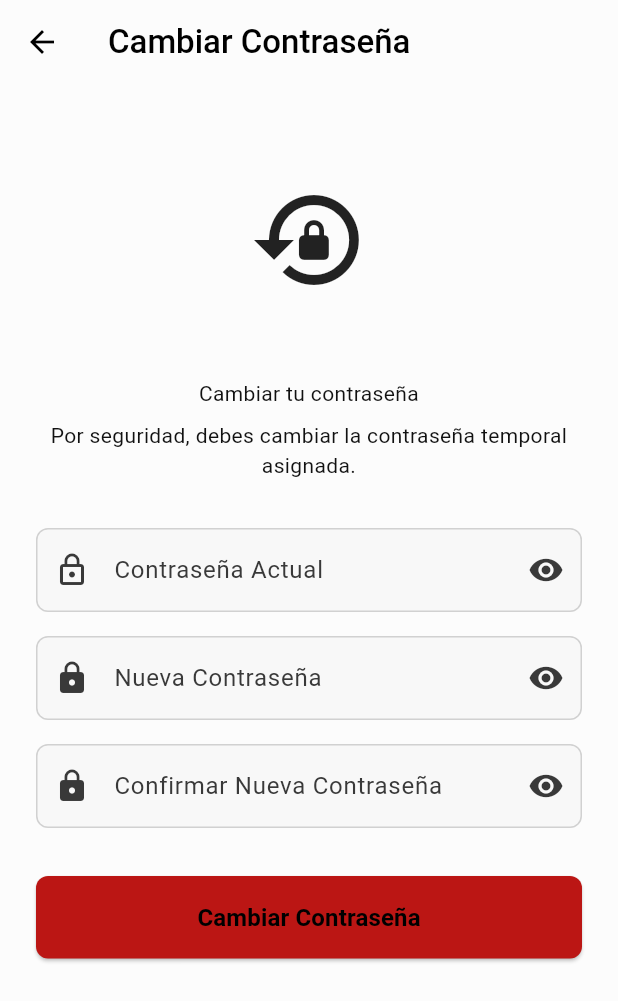
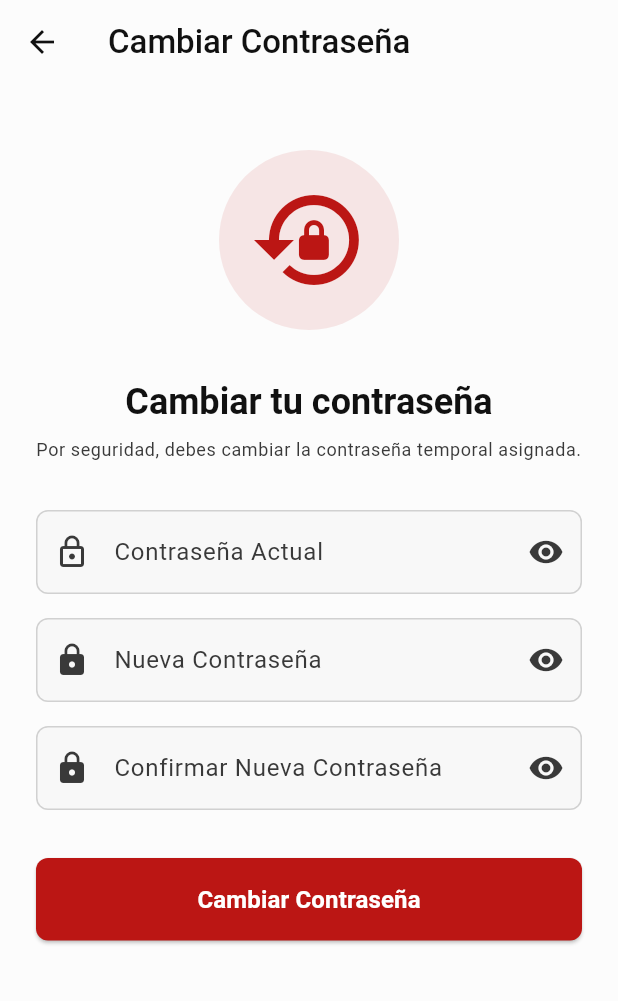
Before and after one commit to RicardoVillamar/autovitae_flutter, a Flutter app: the ChangePasswordPage screen opened by its route, on a phone screen of 412 x 824 dp. Shown: the top 1001 px of the screen. Run offline on Flutter 3.47's test engine with Material 3 defaults, Android fonts, the phone set to English and light mode, and no system bars; our stand-ins replace cloud_firestore, firebase_auth, firebase_core, flutter_dotenv, form_field_validator, geocoding and 4 more; missing offline and left inert: cloudinary_url_gen; accounts and stored records are empty; generated files the repository leaves out were written again; statements that could not run were skipped.

Commit message:
refactor(change_password_page): update UI elements to use theme colors

```diff
--- a/lib/presentation/auth/pages/change_password_page.dart
+++ b/lib/presentation/auth/pages/change_password_page.dart
@@ -1,8 +1,6 @@
 import 'package:flutter/material.dart';
 import 'package:autovitae/viewmodels/login_viewmodel.dart';
 import 'package:autovitae/core/utils/validators.dart';
-import 'package:autovitae/core/theme/app_colors.dart';
-import 'package:autovitae/core/theme/app_fonts.dart';
 import 'package:form_field_validator/form_field_validator.dart';
 
 class ChangePasswordPage extends StatefulWidget {
@@ -50,7 +48,8 @@ Future<void> _changePassword() async {
 
       if (!mounted) return;
 
-    Navigator.of(context).pushNamedAndRemoveUntil('/home_gerent', (r) => false);
+      Navigator.of(context)
+          .pushNamedAndRemoveUntil('/home_gerent', (r) => false);
     } catch (e) {
       setState(() => _isLoading = false);
     }
@@ -58,13 +57,12 @@ Future<void> _changePassword() async {
 
   @override
   Widget build(BuildContext context) {
+    final colorScheme = Theme.of(context).colorScheme;
+    final textTheme = Theme.of(context).textTheme;
+
     return Scaffold(
-      backgroundColor: AppColors.background,
       appBar: AppBar(
         title: const Text('Cambiar Contraseña'),
-        backgroundColor: AppColors.primaryColor,
-        foregroundColor: AppColors.black,
-        elevation: 0,
       ),
       body: SingleChildScrollView(
         padding: const EdgeInsets.all(24.0),
@@ -74,17 +72,17 @@ Future<void> _changePassword() async {
             crossAxisAlignment: CrossAxisAlignment.stretch,
             children: [
               const SizedBox(height: 20),
-              _buildHeaderIcon(),
+              _buildHeaderIcon(context),
               const SizedBox(height: 32),
               Text(
                 'Cambiar tu contraseña',
-                style: AppTextStyles.headline1,
+                style: textTheme.headlineSmall,
                 textAlign: TextAlign.center,
               ),
               const SizedBox(height: 8),
               Text(
                 'Por seguridad, debes cambiar la contraseña temporal asignada.',
-                style: AppTextStyles.caption,
+                style: textTheme.bodySmall,
                 textAlign: TextAlign.center,
               ),
               const SizedBox(height: 32),
@@ -96,9 +94,12 @@ Future<void> _changePassword() async {
                   'Contraseña Actual',
                   Icons.lock_outline,
                   _obscureCurrentPassword,
-                  () => setState(() => _obscureCurrentPassword = !_obscureCurrentPassword),
+                  () => setState(
+                      () => _obscureCurrentPassword = !_obscureCurrentPassword),
                 ),
-                validator: RequiredValidator(errorText: 'La contraseña actual es requerida').call,
+                validator: RequiredValidator(
+                        errorText: 'La contraseña actual es requerida')
+                    .call,
               ),
               const SizedBox(height: 16),
 
@@ -109,7 +110,8 @@ Future<void> _changePassword() async {
                   'Nueva Contraseña',
                   Icons.lock,
                   _obscureNewPassword,
-                  () => setState(() => _obscureNewPassword = !_obscureNewPassword),
+                  () => setState(
+                      () => _obscureNewPassword = !_obscureNewPassword),
                 ),
                 validator: Validators.passwordValidator.call,
               ),
@@ -122,7 +124,8 @@ Future<void> _changePassword() async {
                   'Confirmar Nueva Contraseña',
                   Icons.lock,
                   _obscureConfirmPassword,
-                  () => setState(() => _obscureConfirmPassword = !_obscureConfirmPassword),
+                  () => setState(
+                      () => _obscureConfirmPassword = !_obscureConfirmPassword),
                 ),
                 validator: (val) {
                   if (val != _newPasswordController.text) {
@@ -138,15 +141,20 @@ Future<void> _changePassword() async {
                 onPressed: _isLoading ? null : _changePassword,
                 style: ElevatedButton.styleFrom(
                     padding: const EdgeInsets.symmetric(vertical: 16),
-                    backgroundColor: AppColors.primaryColor,
-                    foregroundColor: AppColors.black,
-                    shape: RoundedRectangleBorder(borderRadius: BorderRadius.circular(8))),
+                    backgroundColor: colorScheme.primary,
+                    foregroundColor: colorScheme.onPrimary,
+                    shape: RoundedRectangleBorder(
+                        borderRadius: BorderRadius.circular(8))),
                 child: _isLoading
-                    ? const SizedBox(
-                        height: 20, width: 20,
-                        child: CircularProgressIndicator(strokeWidth: 2, color: Colors.black),
+                    ? SizedBox(
+                        height: 20,
+                        width: 20,
+                        child: CircularProgressIndicator(
+                            strokeWidth: 2, color: colorScheme.onPrimary),
                       )
-                    : const Text('Cambiar Contraseña', style: TextStyle(fontSize: 16, fontWeight: FontWeight.bold)),
+                    : const Text('Cambiar Contraseña',
+                        style: TextStyle(
+                            fontSize: 16, fontWeight: FontWeight.bold)),
               ),
             ],
           ),
@@ -155,20 +163,22 @@ Future<void> _changePassword() async {
     );
   }
 
-  Widget _buildHeaderIcon() {
+  Widget _buildHeaderIcon(BuildContext context) {
+    final colorScheme = Theme.of(context).colorScheme;
     return Center(
       child: Container(
         padding: const EdgeInsets.all(20),
         decoration: BoxDecoration(
-          color: AppColors.primaryColor.withOpacity(0.1),
+          color: colorScheme.primary.withAlpha(25),
           shape: BoxShape.circle,
         ),
-        child: const Icon(Icons.lock_reset, size: 80, color: AppColors.primaryColor),
+        child: Icon(Icons.lock_reset, size: 80, color: colorScheme.primary),
       ),
     );
   }
 
-  InputDecoration _inputDecoration(String label, IconData icon, bool obscure, VoidCallback toggle) {
+  InputDecoration _inputDecoration(
+      String label, IconData icon, bool obscure, VoidCallback toggle) {
     return InputDecoration(
       labelText: label,
       prefixIcon: Icon(icon),
```
Lines whose indentation alone changed are shown as unchanged.
